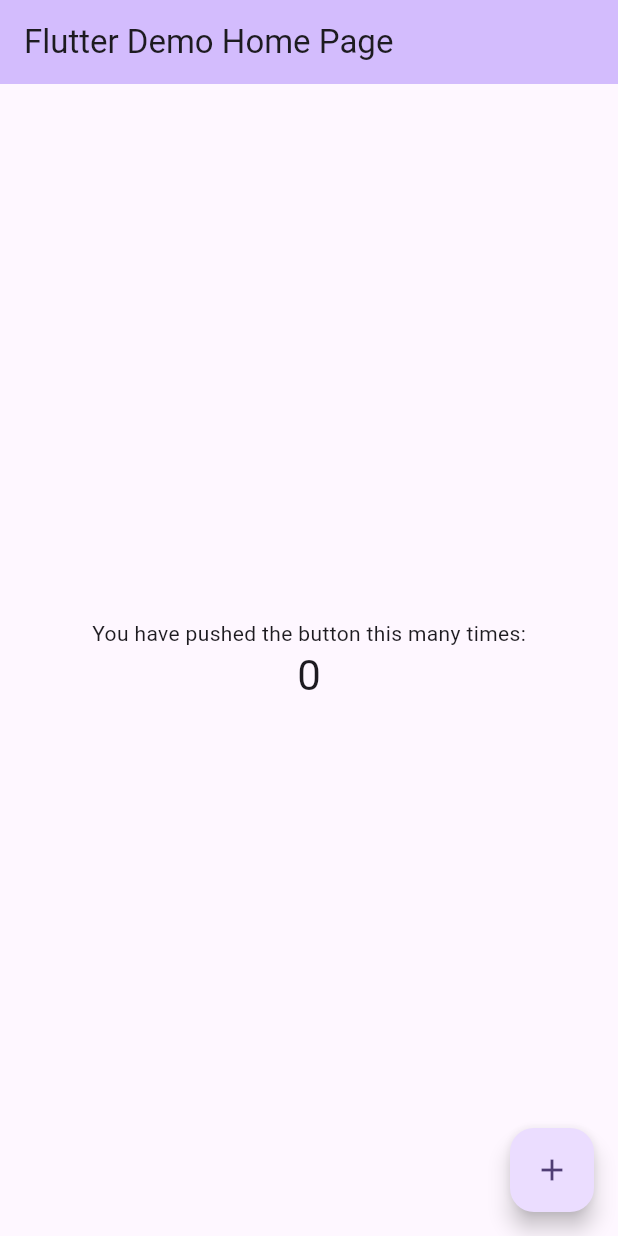
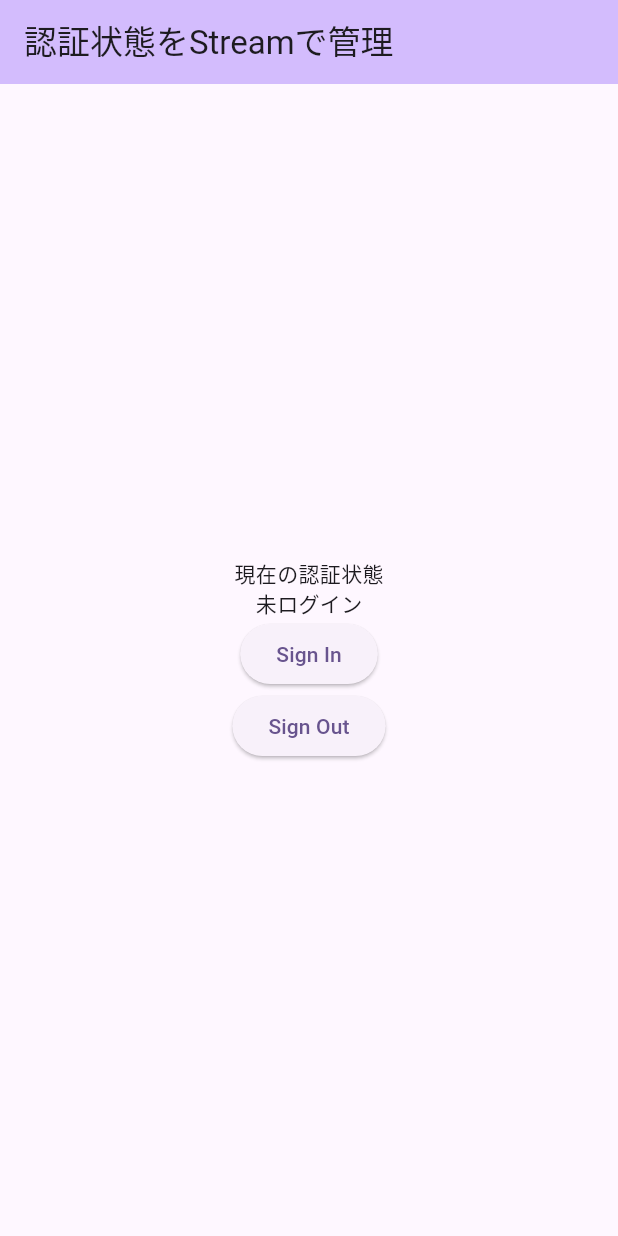
Before and after one commit to rizchi17/flutter_riverpod_authentication, a Flutter app: the screen it shows after launch, on a phone screen of 412 x 824 dp. Run offline on Flutter 3.47's test engine with Material 3 defaults, Android fonts, the phone set to English and light mode, and no system bars; our stand-ins replace firebase_auth, firebase_core, flutter_riverpod, google_sign_in, riverpod_annotation; accounts and stored records are empty; generated files the repository leaves out were written again.

Commit message:
SignIn,Outをするボタンと状態をwatchする値を用意

```diff
--- a/lib/main.dart
+++ b/lib/main.dart
@@ -1,125 +1,66 @@
 import 'package:flutter/material.dart';
+import 'package:flutter_riverpod/flutter_riverpod.dart';
+import 'package:flutter_riverpod_authentication/authentication_stream_provider.dart';
+import 'package:flutter_riverpod_authentication/sign_in_button.dart';
+import 'package:flutter_riverpod_authentication/sign_out_button.dart';
+import 'firebase_options.dart';
+import 'package:firebase_core/firebase_core.dart';
 
-void main() {
-  runApp(const MyApp());
+Future<void> main() async {
+  WidgetsFlutterBinding.ensureInitialized();
+  await Firebase.initializeApp(
+    options: DefaultFirebaseOptions.currentPlatform,
+  );
+  runApp(
+    ProviderScope(
+      child: MyApp(),
+    ),
+  );
 }
 
 class MyApp extends StatelessWidget {
   const MyApp({super.key});
 
-  // This widget is the root of your application.
   @override
   Widget build(BuildContext context) {
     return MaterialApp(
       title: 'Flutter Demo',
       theme: ThemeData(
-        // This is the theme of your application.
-        //
-        // TRY THIS: Try running your application with "flutter run". You'll see
-        // the application has a purple toolbar. Then, without quitting the app,
-        // try changing the seedColor in the colorScheme below to Colors.green
-        // and then invoke "hot reload" (save your changes or press the "hot
-        // reload" button in a Flutter-supported IDE, or press "r" if you used
-        // the command line to start the app).
-        //
-        // Notice that the counter didn't reset back to zero; the application
-        // state is not lost during the reload. To reset the state, use hot
-        // restart instead.
-        //
-        // This works for code too, not just values: Most code changes can be
-        // tested with just a hot reload.
         colorScheme: ColorScheme.fromSeed(seedColor: Colors.deepPurple),
         useMaterial3: true,
       ),
-      home: const MyHomePage(title: 'Flutter Demo Home Page'),
+      home: MyHomePage(),
     );
   }
 }
 
-class MyHomePage extends StatefulWidget {
-  const MyHomePage({super.key, required this.title});
-
-  // This widget is the home page of your application. It is stateful, meaning
-  // that it has a State object (defined below) that contains fields that affect
-  // how it looks.
-
-  // This class is the configuration for the state. It holds the values (in this
-  // case the title) provided by the parent (in this case the App widget) and
-  // used by the build method of the State. Fields in a Widget subclass are
-  // always marked "final".
-
-  final String title;
+class MyHomePage extends ConsumerWidget {
+  const MyHomePage({super.key});
 
   @override
-  State<MyHomePage> createState() => _MyHomePageState();
-}
+  Widget build(BuildContext context, WidgetRef ref) {
+    final authState = ref.watch(authenticationStreamProviderProvider);
 
-class _MyHomePageState extends State<MyHomePage> {
-  int _counter = 0;
-
-  void _incrementCounter() {
-    setState(() {
-      // This call to setState tells the Flutter framework that something has
-      // changed in this State, which causes it to rerun the build method below
-      // so that the display can reflect the updated values. If we changed
-      // _counter without calling setState(), then the build method would not be
-      // called again, and so nothing would appear to happen.
-      _counter++;
-    });
-  }
-
-  @override
-  Widget build(BuildContext context) {
-    // This method is rerun every time setState is called, for instance as done
-    // by the _incrementCounter method above.
-    //
-    // The Flutter framework has been optimized to make rerunning build methods
-    // fast, so that you can just rebuild anything that needs updating rather
-    // than having to individually change instances of widgets.
     return Scaffold(
       appBar: AppBar(
-        // TRY THIS: Try changing the color here to a specific color (to
-        // Colors.amber, perhaps?) and trigger a hot reload to see the AppBar
-        // change color while the other colors stay the same.
         backgroundColor: Theme.of(context).colorScheme.inversePrimary,
-        // Here we take the value from the MyHomePage object that was created by
-        // the App.build method, and use it to set our appbar title.
-        title: Text(widget.title),
+        title: Text('認証状態をStreamで管理'),
       ),
       body: Center(
-        // Center is a layout widget. It takes a single child and positions it
-        // in the middle of the parent.
         child: Column(
-          // Column is also a layout widget. It takes a list of children and
-          // arranges them vertically. By default, it sizes itself to fit its
-          // children horizontally, and tries to be as tall as its parent.
-          //
-          // Column has various properties to control how it sizes itself and
-          // how it positions its children. Here we use mainAxisAlignment to
-          // center the children vertically; the main axis here is the vertical
-          // axis because Columns are vertical (the cross axis would be
-          // horizontal).
-          //
-          // TRY THIS: Invoke "debug painting" (choose the "Toggle Debug Paint"
-          // action in the IDE, or press "p" in the console), to see the
-          // wireframe for each widget.
           mainAxisAlignment: MainAxisAlignment.center,
           children: <Widget>[
-            const Text(
-              'You have pushed the button this many times:',
+            Text('現在の認証状態'),
+            authState.when(
+              data: (user) => user != null ? Text('ログイン中: ${user.email}') : Text('未ログイン'),
+              loading: () => CircularProgressIndicator(),
+              error: (err, stack) => Text('エラー: $err'),
             ),
-            Text(
-              '$_counter',
-              style: Theme.of(context).textTheme.headlineMedium,
-            ),
+            SignInButton(),
+            SignOutButton(),
           ],
         ),
       ),
-      floatingActionButton: FloatingActionButton(
-        onPressed: _incrementCounter,
-        tooltip: 'Increment',
-        child: const Icon(Icons.add),
-      ), // This trailing comma makes auto-formatting nicer for build methods.
     );
   }
 }
--- /dev/null
+++ b/lib/sign_in_button.dart
@@ -0,0 +1,22 @@
+import 'package:firebase_auth/firebase_auth.dart';
+import 'package:flutter/material.dart';
+import 'package:google_sign_in/google_sign_in.dart';
+
+class SignInButton extends StatelessWidget {
+  const SignInButton({super.key});
+
+  @override
+  Widget build(BuildContext context) {
+    return ElevatedButton(
+        onPressed: () async {
+          final GoogleSignInAccount? googleUser = await GoogleSignIn().signIn();
+          final googleAuth = await googleUser?.authentication;
+          final credential = GoogleAuthProvider.credential(
+            accessToken: googleAuth?.accessToken,
+            idToken: googleAuth?.idToken,
+          );
+          await FirebaseAuth.instance.signInWithCredential(credential);
+        },
+        child: Text('Sign In'));
+  }
+}
--- /dev/null
+++ b/lib/sign_out_button.dart
@@ -0,0 +1,15 @@
+import 'package:firebase_auth/firebase_auth.dart';
+import 'package:flutter/material.dart';
+
+class SignOutButton extends StatelessWidget {
+  const SignOutButton({super.key});
+
+  @override
+  Widget build(BuildContext context) {
+    return ElevatedButton(
+        onPressed: () async {
+          await FirebaseAuth.instance.signOut();
+        },
+        child: Text('Sign Out'));
+  }
+}
```
